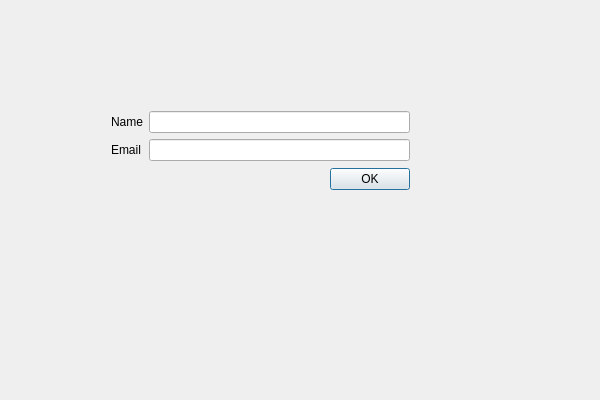
The window that code/adddialog.ui (kianz20/WealthMap) describes before a commit, drawn with Qt 5.
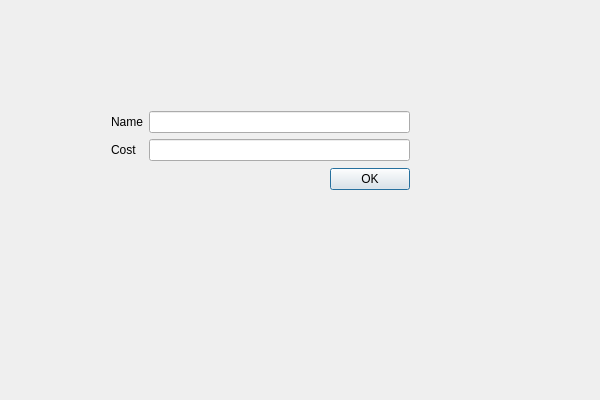
The same window after the commit.

Commit message: Changed from name/email to name/cost

Patch:
```diff
--- a/code/adddialog.ui
+++ b/code/adddialog.ui
@@ -13,7 +13,7 @@
   <property name="windowTitle">
    <string>Add Expense</string>
   </property>
-  <widget class="QWidget" name="">
+  <widget class="QWidget" name="layoutWidget">
    <property name="geometry">
     <rect>
      <x>100</x>
@@ -40,7 +40,7 @@
         <item row="1" column="0">
          <widget class="QLabel" name="emailText">
           <property name="text">
-           <string>Email</string>
+           <string>Cost</string>
           </property>
          </widget>
         </item>
```
Left out of the diff: 4 changed lines with no effect on the pictures. The commit also changes 1 other file.
